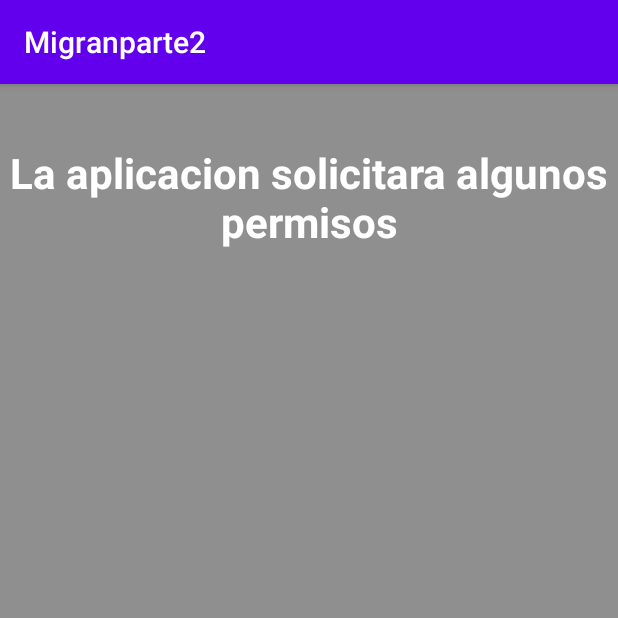
After one commit to WCNosliwsys/MiParte2, an Android app: the Permisos screen opened directly, with no data from a screen before it, on a phone screen of 412 x 824 dp, the top half of it. The commit adds this screen. Run offline under Robolectric (Android 15) with nearby library versions, the phone set to English and light mode, and no system bars.

Commit message:
Añadiendo permisos a la aplicacion

```diff
--- a/app/src/main/java/com/ingwilson/migranparte2/MainActivity.java
+++ b/app/src/main/java/com/ingwilson/migranparte2/MainActivity.java
@@ -45,6 +45,10 @@ public class MainActivity extends AppCompatActivity {
             startActivity(new Intent(this, Multimedia.class));
             return true;
         }
+        if (id == R.id.activity_permisos) {
+            startActivity(new Intent(this, Permisos.class));
+            return true;
+        }
         return super.onOptionsItemSelected(item);
     }
 }
--- /dev/null
+++ b/app/src/main/res/layout/activity_permisos.xml
@@ -0,0 +1,20 @@
+<?xml version="1.0" encoding="utf-8"?>
+<LinearLayout xmlns:android="http://schemas.android.com/apk/res/android"
+    xmlns:tools="http://schemas.android.com/tools"
+    android:layout_width="match_parent"
+    android:layout_height="match_parent"
+    android:orientation="vertical"
+    android:background="#8f8f8f"
+    android:gravity="top"
+    >
+    <TextView
+        android:layout_width="match_parent"
+        android:layout_height="wrap_content"
+        android:layout_marginTop="40dp"
+        android:text="La aplicacion solicitara algunos permisos"
+        android:textColor="#fff"
+        android:textStyle="bold"
+        android:textSize="28sp"
+        android:gravity="center"
+        />
+</LinearLayout>
```
Also changed, not shown: app/src/main/AndroidManifest.xml (+8 -2 lines), app/src/main/java/com/ingwilson/migranparte2/Permisos.java (added, +133 -0 lines).
